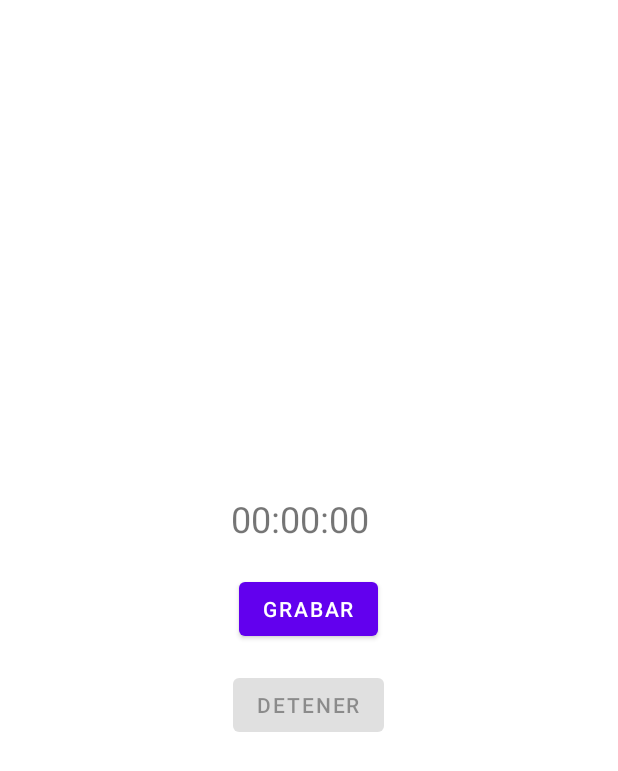
After one commit to LeonelaRivarola/Trabajo1, an Android app: the fragment VoiceRecorderFragment shown on its own in the app's theme, on a phone screen of 412 x 824 dp. The commit adds this screen. Shown: the top 771 px of the screen. Run offline under Robolectric (Android 15) with nearby library versions, the phone set to English and light mode, and no system bars.

Commit message:
Funcion para grabar voz

```diff
--- a/app/src/main/AndroidManifest.xml
+++ b/app/src/main/AndroidManifest.xml
@@ -2,6 +2,10 @@
 <manifest xmlns:android="http://schemas.android.com/apk/res/android"
     xmlns:tools="http://schemas.android.com/tools">
     <uses-permission android:name="android.permission.INTERNET" />
+    <uses-permission android:name="android.permission.RECORD_AUDIO"/>
+    <uses-permission android:name="android.permission.WRITE_EXTERNAL_STORAGE"
+        android:maxSdkVersion="28"/>
+    <uses-permission android:name="android.permission.READ_EXTERNAL_STORAGE"/>
 
     <application
         android:allowBackup="true"
--- /dev/null
+++ b/app/src/main/java/com/example/trabajo1/ui/voice_recorder/VoiceRecorderFragment.kt
@@ -0,0 +1,114 @@
+package com.example.trabajo1.ui.voice_recorder
+
+import android.Manifest
+import android.content.pm.PackageManager
+import android.media.MediaRecorder
+import android.os.Build
+import android.os.Bundle
+import android.os.Environment
+import android.view.LayoutInflater
+import android.view.View
+import android.view.ViewGroup
+import android.widget.Button
+import android.widget.TextView
+import android.widget.Toast
+import androidx.core.app.ActivityCompat
+import androidx.core.content.ContextCompat
+import androidx.fragment.app.Fragment
+import androidx.fragment.app.viewModels
+import com.example.trabajo1.R
+import java.io.File
+import java.text.SimpleDateFormat
+import java.util.*
+
+class VoiceRecorderFragment : Fragment() {
+
+    private lateinit var btnRecord: Button
+    private lateinit var btnStop: Button
+    private lateinit var tvTimer: TextView
+
+    private var mediaRecorder: MediaRecorder? = null
+    private var outputFile: String = ""
+
+    private val viewModel: VoiceRecorderViewModel by viewModels()
+
+    override fun onCreateView(
+        inflater: LayoutInflater, container: ViewGroup?,
+        savedInstanceState: Bundle?
+    ): View? {
+        val root = inflater.inflate(R.layout.fragment_voice_recorder, container, false)
+
+        btnRecord = root.findViewById(R.id.btnRecord)
+        btnStop = root.findViewById(R.id.btnStop)
+        tvTimer = root.findViewById(R.id.tvTimer)
+
+        btnRecord.setOnClickListener { toggleRecording() }
+        btnStop.setOnClickListener { stopRecording() }
+
+        // Observamos cambios en el ViewModel
+        viewModel.isRecording.observe(viewLifecycleOwner) { recording ->
+            btnRecord.text = if (recording) "Pausar" else "Grabar"
+            btnStop.isEnabled = recording
+        }
+
+        viewModel.recordingTime.observe(viewLifecycleOwner) { time ->
+            tvTimer.text = time
+        }
+
+        return root
+    }
+
+    private fun toggleRecording() {
+        if (viewModel.isRecording.value == true) {
+            stopRecording()
+        } else {
+            if (ContextCompat.checkSelfPermission(requireContext(), Manifest.permission.RECORD_AUDIO)
+                != PackageManager.PERMISSION_GRANTED
+            ) {
+                ActivityCompat.requestPermissions(requireActivity(), arrayOf(Manifest.permission.RECORD_AUDIO), 200)
+            } else {
+                startRecording()
+            }
+        }
+    }
+
+    private fun startRecording() {
+        val musicDir = requireContext().getExternalFilesDir(Environment.DIRECTORY_MUSIC)
+        val timeStamp = SimpleDateFormat("yyyyMMdd_HHmmss", Locale.getDefault()).format(Date())
+        val audioFile = File(musicDir, "AUDIO_$timeStamp.3gp")
+
+        outputFile = audioFile.absolutePath
+
+        mediaRecorder = if (Build.VERSION.SDK_INT >= Build.VERSION_CODES.S) {
+            MediaRecorder(requireContext())
+        } else {
+            MediaRecorder()
+        }
+
+        mediaRecorder?.apply {
+            setAudioSource(MediaRecorder.AudioSource.MIC)
+            setOutputFormat(MediaRecorder.OutputFormat.THREE_GPP)
+            setOutputFile(outputFile)
+            setAudioEncoder(MediaRecorder.AudioEncoder.AMR_NB)
+
+            try {
+                prepare()
+                start()
+                Toast.makeText(requireContext(), "Grabando...", Toast.LENGTH_SHORT).show()
+                viewModel.setRecording(true)
+            } catch (e: Exception) {
+                e.printStackTrace()
+            }
+        }
+    }
+
+    private fun stopRecording() {
+        mediaRecorder?.apply {
+            stop()
+            release()
+        }
+        mediaRecorder = null
+        Toast.makeText(requireContext(), "Grabación guardada en: $outputFile", Toast.LENGTH_LONG).show()
+        viewModel.setRecording(false)
+    }
+}
--- /dev/null
+++ b/app/src/main/java/com/example/trabajo1/ui/voice_recorder/VoiceRecorderViewModel.kt
@@ -0,0 +1,22 @@
+package com.example.trabajo1.ui.voice_recorder
+
+import androidx.lifecycle.LiveData
+import androidx.lifecycle.MutableLiveData
+import androidx.lifecycle.ViewModel
+
+class VoiceRecorderViewModel : ViewModel() {
+
+    private val _isRecording = MutableLiveData(false)
+    val isRecording: LiveData<Boolean> get() = _isRecording
+
+    private val _recordingTime = MutableLiveData("00:00:00")
+    val recordingTime: LiveData<String> get() = _recordingTime
+
+    fun setRecording(isRecording: Boolean) {
+        _isRecording.value = isRecording
+    }
+
+    fun updateTime(time: String) {
+        _recordingTime.value = time
+    }
+}
--- /dev/null
+++ b/app/src/main/res/layout/fragment_voice_recorder.xml
@@ -0,0 +1,34 @@
+<?xml version="1.0" encoding="utf-8"?>
+<LinearLayout xmlns:android="http://schemas.android.com/apk/res/android"
+    android:orientation="vertical"
+    android:gravity="center"
+    android:padding="16dp"
+    android:layout_width="match_parent"
+    android:layout_height="match_parent">
+
+    <!-- Cronómetro -->
+    <TextView
+        android:id="@+id/tvTimer"
+        android:layout_width="103dp"
+        android:layout_height="wrap_content"
+        android:layout_marginBottom="20dp"
+        android:text="00:00:00"
+        android:textSize="24sp" />
+
+    <!-- Botón Grabar / Pausa -->
+    <Button
+        android:id="@+id/btnRecord"
+        android:text="Grabar"
+        android:layout_width="wrap_content"
+        android:layout_height="wrap_content" />
+
+    <!-- Botón Stop -->
+    <Button
+        android:id="@+id/btnStop"
+        android:text="Detener"
+        android:layout_marginTop="16dp"
+        android:enabled="false"
+        android:layout_width="wrap_content"
+        android:layout_height="wrap_content" />
+
+</LinearLayout>
```
Also changed, not shown: app/src/main/java/com/example/trabajo1/ui/mas/MasFragment.kt (+9 -2 lines), app/src/main/res/layout/fragment_mas.xml (+13 -1 lines), app/src/main/res/navigation/mobile_navigation.xml (+13 -4 lines), 2 other files.
